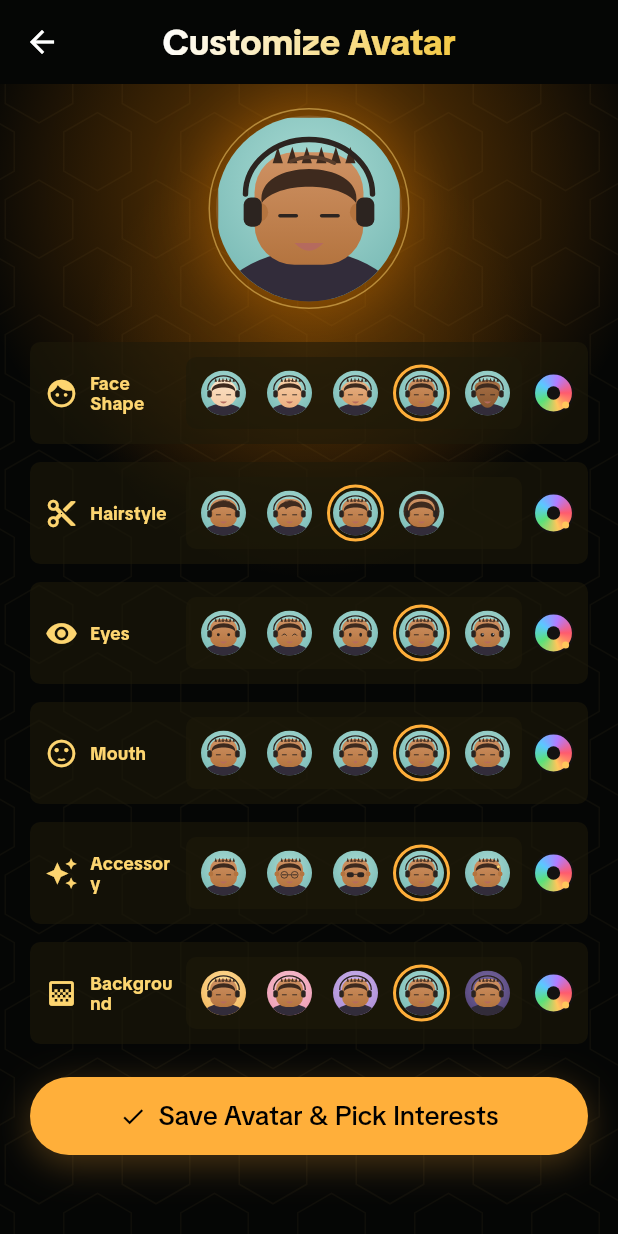
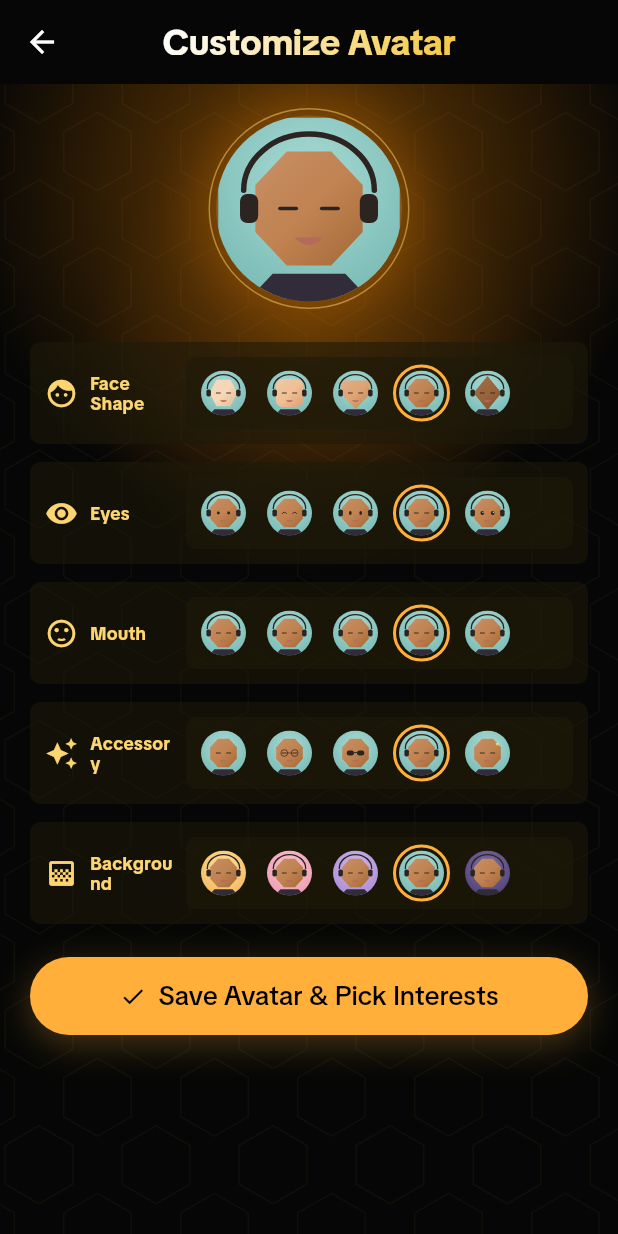
Before and after one commit to GuGuYou/GoogleConnectTheWorld, a Flutter app: the AvatarSetupPage screen opened by its route, after a tap on "Sky-style Avatar Builder", on a phone screen of 412 x 824 dp. Run offline on Flutter 3.47's test engine with Material 3 defaults, Android fonts, the phone set to English and light mode, and no system bars; our stand-ins replace flutter_animate, flutter_riverpod, geolocator, go_router, google_maps_flutter, image_picker and 1 more; missing offline and left inert: dart:js_interop, pointer_interceptor; accounts and stored records are empty.

Commit message:
Geometric minimal avatar; drop hairstyle + per-row colour wheel
- MinimalAvatarPainter: geometric polygon faces (hexagon, rounded
  square, shield, octagon, diamond) with soft directional facet shading
  for a Monument-Valley feel; hair drawing removed
- Avatar customize: drop the Hairstyle row and the rainbow colour wheel;
  five rows remain (Face Shape, Eyes, Mouth, Accessory, Background)
- Remove now-unused setHair from the draft notifier

Co-Authored-By: Claude Fable 5 <noreply@anthropic.com>

```diff
--- a/lib/core/providers/avatar_provider.dart
+++ b/lib/core/providers/avatar_provider.dart
@@ -20,10 +20,6 @@ class AvatarDraftNotifier extends Notifier<VirtualAvatar> {
 
   void setFace(int index) {
     state = state.copyWith(faceIndex: index, source: AvatarSource.local);
-  }
-
-  void setHair(int index) {
-    state = state.copyWith(hairIndex: index, source: AvatarSource.local);
   }
 
   void setEyes(int index) {
--- a/lib/features/avatar/avatar_customize_page.dart
+++ b/lib/features/avatar/avatar_customize_page.dart
@@ -30,8 +30,6 @@ class AvatarCustomizePage extends ConsumerWidget {
     final rows = <_RowCfg>[
       _RowCfg('avatar_face', Icons.face, 5, avatar.faceIndex, n.setFace,
           (i) => avatar.copyWith(faceIndex: i)),
-      _RowCfg('avatar_hair', Icons.content_cut, 4, avatar.hairIndex, n.setHair,
-          (i) => avatar.copyWith(hairIndex: i)),
       _RowCfg('avatar_eyes', Icons.visibility, 5, avatar.eyeIndex, n.setEyes,
           (i) => avatar.copyWith(eyeIndex: i)),
       _RowCfg('avatar_mouth', Icons.sentiment_satisfied, 5, avatar.mouthIndex,
@@ -158,13 +156,6 @@ class _PartRow extends ConsumerWidget {
               ),
             ),
           ),
-          const SizedBox(width: 8),
-          // Colour wheel — cycles the row to the next option.
-          GestureDetector(
-            onTap: () => cfg.onSelect((cfg.value + 1) % cfg.count),
-            child: CustomPaint(
-                size: const Size(26, 26), painter: _ColorWheelPainter()),
-          ),
         ],
       ),
     );
@@ -205,40 +196,3 @@ class _OptionAvatar extends StatelessWidget {
     );
   }
 }
-
-/// Small rainbow colour wheel (matches the Figma per-row swatch).
-class _ColorWheelPainter extends CustomPainter {
-  @override
-  void paint(Canvas canvas, Size size) {
-    final c = Offset(size.width / 2, size.height / 2);
-    final r = size.width / 2;
-    canvas.drawCircle(
-      c,
-      r,
-      Paint()
-        ..shader = const SweepGradient(colors: [
-          Color(0xFFFF5B6E),
-          Color(0xFFFFC65B),
-          Color(0xFF5BE07A),
-          Color(0xFF5BC8FF),
-          Color(0xFFB37BFF),
-          Color(0xFFFF5B6E),
-        ]).createShader(Rect.fromCircle(center: c, radius: r)),
-    );
-    canvas.drawCircle(c, r * 0.34, Paint()..color = const Color(0xFF141212));
-    canvas.drawCircle(
-      c,
-      r,
-      Paint()
-        ..style = PaintingStyle.stroke
-        ..strokeWidth = 1.4
-        ..color = const Color(0xFF141212),
-    );
-    // little handle dot (Figma detail)
-    canvas.drawCircle(Offset(c.dx + r * 0.62, c.dy + r * 0.62), r * 0.18,
-        Paint()..color = const Color(0xFFFFC65B));
-  }
-
-  @override
-  bool shouldRepaint(covariant CustomPainter oldDelegate) => false;
-}
--- a/lib/features/avatar/widgets/minimal_avatar.dart
+++ b/lib/features/avatar/widgets/minimal_avatar.dart
@@ -5,16 +5,15 @@ import 'package:flutter/material.dart';
 import '../../../shared/models/virtual_avatar.dart';
 
 /// Minimalist, Monument-Valley-inspired procedural avatar: flat geometric
-/// shapes, soft gradients, warm palette. Fully composed from the avatar's
-/// part indices, so every customization choice is reflected live.
+/// faces, soft gradients, warm palette. Composed from the avatar's part
+/// indices so every customization choice is reflected live.
 ///
-/// Option counts (indices are taken modulo these): face 5, hair 4, eyes 5,
-/// mouth 5, accessory 5, background 5.
+/// Option counts (indices taken modulo these): face 5, eyes 5, mouth 5,
+/// accessory 5, background 5. (Hairstyle was removed.)
 class MinimalAvatarPainter extends CustomPainter {
   final VirtualAvatar avatar;
 
-  /// When false, the background gradient is skipped (transparent) — used for
-  /// compositing over an existing backdrop.
+  /// When false the background gradient is skipped (for compositing).
   final bool drawBackground;
 
   const MinimalAvatarPainter(this.avatar, {this.drawBackground = true});
@@ -36,13 +35,10 @@ class MinimalAvatarPainter extends CustomPainter {
     [Color(0xFFA97247), Color(0xFF8A5730)], // deep
   ];
 
-  static const _hairColor = Color(0xFF3E2A1E);
-  static const _hairHi = Color(0xFF5A3E2C);
   static const _ink = Color(0xFF2C2420);
   static const _garment = Color(0xFF322C3A);
 
   int get _face => avatar.faceIndex % _skins.length;
-  int get _hair => avatar.hairIndex % 4;
   int get _eyes => avatar.eyeIndex % 5;
   int get _mouth => avatar.mouthIndex % 5;
   int get _acc => avatar.accessoryIndex % 5;
@@ -54,7 +50,6 @@ class MinimalAvatarPainter extends CustomPainter {
     Offset p(double x, double y) => Offset(x * s, y * s);
     double u(double v) => v * s;
 
-    // Background
     if (drawBackground) {
       final bg = backgrounds[_bg];
       canvas.drawRect(
@@ -68,168 +63,99 @@ class MinimalAvatarPainter extends CustomPainter {
       );
     }
 
-    // Shoulders / collar (simple portrait base)
+    // Shoulders / collar (geometric base)
     canvas.drawPath(
       Path()
-        ..addOval(Rect.fromCenter(
-            center: p(0.5, 1.18), width: u(1.15), height: u(0.9))),
+        ..moveTo(u(0.12), u(1.05))
+        ..lineTo(u(0.3), u(0.86))
+        ..lineTo(u(0.7), u(0.86))
+        ..lineTo(u(0.88), u(1.05))
+        ..close(),
       Paint()..color = _garment,
     );
 
-    // Hair volume behind the head (bob), then head, then front hair.
-    if (_hair == 3) {
-      canvas.drawPath(
-        Path()
-          ..addOval(Rect.fromCenter(
-              center: p(0.5, 0.46), width: u(0.8), height: u(0.76))),
-        Paint()..color = _hairColor,
-      );
-    }
     _drawHead(canvas, s, p, u);
-    _drawHair(canvas, s, p, u);
     _drawEyes(canvas, s, p, u);
     _drawMouth(canvas, s, p, u);
     _drawAccessory(canvas, s, p, u);
   }
 
-  // ── head ──────────────────────────────────────────────────────────────
+  // ── head (geometric) ────────────────────────────────────────────────────
   void _drawHead(Canvas canvas, double s, Offset Function(double, double) p,
       double Function(double) u) {
     final skin = _skins[_face];
-    final center = p(0.5, 0.5);
-    // shape by face index
-    late final Path path;
-    switch (_face) {
-      case 1: // oval tall
-        path = Path()
-          ..addOval(Rect.fromCenter(
-              center: center, width: u(0.56), height: u(0.66)));
-        break;
-      case 2: // oval wide
-        path = Path()
-          ..addOval(Rect.fromCenter(
-              center: center, width: u(0.66), height: u(0.56)));
-        break;
-      case 3: // squircle
-        path = Path()
-          ..addRRect(RRect.fromRectAndRadius(
-              Rect.fromCenter(center: center, width: u(0.6), height: u(0.62)),
-              Radius.circular(u(0.22))));
-        break;
-      case 4: // tapered chin
-        path = _taperedFace(center, u(0.62), u(0.66));
-        break;
-      default: // round
-        path = Path()
-          ..addOval(Rect.fromCenter(
-              center: center, width: u(0.6), height: u(0.6)));
-    }
+    final c = p(0.5, 0.5);
+    final path = _headPath(c, u);
 
     canvas.drawPath(
       path,
       Paint()
         ..shader = LinearGradient(
-          begin: Alignment.topCenter,
-          end: Alignment.bottomCenter,
+          begin: Alignment.topLeft,
+          end: Alignment.bottomRight,
           colors: [skin[0], skin[1]],
         ).createShader(path.getBounds()),
     );
-    // ears
-    final earPaint = Paint()..color = skin[1];
-    canvas.drawCircle(p(0.22, 0.52), u(0.055), earPaint);
-    canvas.drawCircle(p(0.78, 0.52), u(0.055), earPaint);
+    // Soft directional facet shading (lit from upper-left) for MV volume.
+    canvas.save();
+    canvas.clipPath(path);
+    canvas.drawRect(
+      Offset.zero & Size(s, s),
+      Paint()
+        ..shader = LinearGradient(
+          begin: Alignment.topLeft,
+          end: Alignment.bottomRight,
+          colors: [
+            Colors.white.withValues(alpha: 0.12),
+            Colors.transparent,
+            Colors.black.withValues(alpha: 0.14),
+          ],
+          stops: const [0.0, 0.5, 1.0],
+        ).createShader(Offset.zero & Size(s, s)),
+    );
+    canvas.restore();
   }
 
-  Path _taperedFace(Offset c, double w, double h) {
-    final hw = w / 2, hh = h / 2;
-    return Path()
-      ..moveTo(c.dx - hw * 0.92, c.dy - hh * 0.35)
-      ..cubicTo(c.dx - hw, c.dy - hh, c.dx + hw, c.dy - hh,
-          c.dx + hw * 0.92, c.dy - hh * 0.35)
-      ..cubicTo(c.dx + hw * 0.8, c.dy + hh * 0.5, c.dx + hw * 0.35,
-          c.dy + hh, c.dx, c.dy + hh)
-      ..cubicTo(c.dx - hw * 0.35, c.dy + hh, c.dx - hw * 0.8,
-          c.dy + hh * 0.5, c.dx - hw * 0.92, c.dy - hh * 0.35)
-      ..close();
+  Path _headPath(Offset c, double Function(double) u) {
+    switch (_face) {
+      case 1: // rounded square
+        return Path()
+          ..addRRect(RRect.fromRectAndRadius(
+              Rect.fromCenter(center: c, width: u(0.6), height: u(0.62)),
+              Radius.circular(u(0.14))));
+      case 2: // shield (flat top, chin point)
+        final w = u(0.62), h = u(0.66);
+        return Path()
+          ..moveTo(c.dx - w * 0.5, c.dy - h * 0.42)
+          ..lineTo(c.dx + w * 0.5, c.dy - h * 0.42)
+          ..lineTo(c.dx + w * 0.5, c.dy + h * 0.05)
+          ..lineTo(c.dx, c.dy + h * 0.55)
+          ..lineTo(c.dx - w * 0.5, c.dy + h * 0.05)
+          ..close();
+      case 3: // octagon
+        return _poly(c, 8, u(0.32), u(0.34), math.pi / 8);
+      case 4: // diamond (soft, tall)
+        return _poly(c, 4, u(0.31), u(0.38), 0);
+      default: // hexagon (flat-top)
+        return _poly(c, 6, u(0.31), u(0.34), 0);
+    }
   }
 
-  // ── hair ──────────────────────────────────────────────────────────────
-  void _drawHair(Canvas canvas, double s, Offset Function(double, double) p,
-      double Function(double) u) {
-    final paint = Paint()..color = _hairColor;
-    final hi = Paint()..color = _hairHi;
-    switch (_hair) {
-      case 1: // side-swept fringe
-        canvas.drawPath(
-          Path()
-            ..moveTo(u(0.24), u(0.44))
-            ..cubicTo(u(0.24), u(0.18), u(0.78), u(0.14), u(0.78), u(0.42))
-            ..cubicTo(u(0.66), u(0.3), u(0.5), u(0.34), u(0.42), u(0.42))
-            ..cubicTo(u(0.4), u(0.34), u(0.32), u(0.34), u(0.24), u(0.44))
-            ..close(),
-          paint,
-        );
-        break;
-      case 2: // short spiky
-        canvas.drawPath(
-          Path()
-            ..moveTo(u(0.24), u(0.47))
-            ..cubicTo(u(0.2), u(0.22), u(0.8), u(0.22), u(0.76), u(0.47))
-            ..cubicTo(u(0.68), u(0.35), u(0.32), u(0.35), u(0.24), u(0.47))
-            ..close(),
-          paint,
-        );
-        for (var i = 0; i < 6; i++) {
-          final x = 0.3 + i * 0.08;
-          canvas.drawPath(
-            Path()
-              ..moveTo(u(x), u(0.25))
-              ..lineTo(u(x + 0.028), u(0.16))
-              ..lineTo(u(x + 0.056), u(0.25))
-              ..close(),
-            paint,
-          );
-        }
-        break;
-      case 3: // rounded bob — front cap over the forehead (volume drawn behind)
-        canvas.drawPath(
-          Path()
-            ..moveTo(u(0.22), u(0.5))
-            ..cubicTo(u(0.18), u(0.16), u(0.82), u(0.16), u(0.78), u(0.5))
-            ..cubicTo(u(0.7), u(0.34), u(0.3), u(0.34), u(0.22), u(0.5))
-            ..close(),
-          paint,
-        );
-        break;
-      default: // 0: smooth cap
-        canvas.drawPath(
-          Path()
-            ..moveTo(u(0.2), u(0.5))
-            ..cubicTo(u(0.16), u(0.14), u(0.84), u(0.14), u(0.8), u(0.5))
-            ..cubicTo(u(0.72), u(0.32), u(0.28), u(0.32), u(0.2), u(0.5))
-            ..close(),
-          paint,
-        );
+  Path _poly(Offset c, int sides, double rx, double ry, double rot) {
+    final path = Path();
+    for (var i = 0; i < sides; i++) {
+      final a = rot + i * 2 * math.pi / sides;
+      final pt = Offset(c.dx + rx * math.cos(a), c.dy + ry * math.sin(a));
+      i == 0 ? path.moveTo(pt.dx, pt.dy) : path.lineTo(pt.dx, pt.dy);
     }
-    // soft highlight strand
-    if (_hair != 3) {
-      canvas.drawPath(
-        Path()
-          ..moveTo(u(0.4), u(0.24))
-          ..quadraticBezierTo(u(0.52), u(0.19), u(0.64), u(0.25)),
-        hi
-          ..style = PaintingStyle.stroke
-          ..strokeWidth = u(0.02)
-          ..strokeCap = StrokeCap.round,
-      );
-    }
+    return path..close();
   }
 
   // ── eyes ──────────────────────────────────────────────────────────────
   void _drawEyes(Canvas canvas, double s, Offset Function(double, double) p,
       double Function(double) u) {
     final ink = Paint()..color = _ink;
-    final lx = 0.385, rx = 0.615, y = 0.54;
+    const lx = 0.385, rx = 0.615, y = 0.5;
     switch (_eyes) {
       case 1: // happy closed ^ ^
         final stroke = Paint()
@@ -287,7 +213,7 @@ class MinimalAvatarPainter extends CustomPainter {
       ..style = PaintingStyle.stroke
       ..strokeWidth = u(0.024)
       ..strokeCap = StrokeCap.round;
-    const y = 0.7;
+    const y = 0.67;
     switch (_mouth) {
       case 1: // neutral line
         canvas.drawLine(p(0.46, y), p(0.54, y), stroke);
@@ -334,27 +260,27 @@ class MinimalAvatarPainter extends CustomPainter {
           ..color = _ink
           ..style = PaintingStyle.stroke
           ..strokeWidth = u(0.016);
-        canvas.drawCircle(p(0.385, 0.54), u(0.075), g);
-        canvas.drawCircle(p(0.615, 0.54), u(0.075), g);
-        canvas.drawLine(p(0.46, 0.54), p(0.54, 0.54), g);
+        canvas.drawCircle(p(0.385, 0.5), u(0.075), g);
+        canvas.drawCircle(p(0.615, 0.5), u(0.075), g);
+        canvas.drawLine(p(0.46, 0.5), p(0.54, 0.5), g);
         break;
       case 2: // sunglasses (filled)
         final g = Paint()..color = _ink;
         canvas.drawRRect(
             RRect.fromRectAndRadius(
                 Rect.fromCenter(
-                    center: p(0.385, 0.54), width: u(0.16), height: u(0.11)),
+                    center: p(0.385, 0.5), width: u(0.16), height: u(0.11)),
                 Radius.circular(u(0.05))),
             g);
         canvas.drawRRect(
             RRect.fromRectAndRadius(
                 Rect.fromCenter(
-                    center: p(0.615, 0.54), width: u(0.16), height: u(0.11)),
+                    center: p(0.615, 0.5), width: u(0.16), height: u(0.11)),
                 Radius.circular(u(0.05))),
             g);
         canvas.drawLine(
-            p(0.465, 0.53),
-            p(0.535, 0.53),
+            p(0.465, 0.49),
+            p(0.535, 0.49),
             Paint()
               ..color = _ink
               ..strokeWidth = u(0.02));
@@ -366,24 +292,24 @@ class MinimalAvatarPainter extends CustomPainter {
           ..strokeWidth = u(0.03)
           ..strokeCap = StrokeCap.round;
         canvas.drawArc(
-            Rect.fromCenter(center: p(0.5, 0.42), width: u(0.7), height: u(0.6)),
+            Rect.fromCenter(center: p(0.5, 0.4), width: u(0.72), height: u(0.62)),
             math.pi, math.pi, false, band);
         final cup = Paint()..color = _ink;
         canvas.drawRRect(
             RRect.fromRectAndRadius(
                 Rect.fromCenter(
-                    center: p(0.19, 0.52), width: u(0.1), height: u(0.16)),
+                    center: p(0.17, 0.5), width: u(0.1), height: u(0.16)),
                 Radius.circular(u(0.04))),
             cup);
         canvas.drawRRect(
             RRect.fromRectAndRadius(
                 Rect.fromCenter(
-                    center: p(0.81, 0.52), width: u(0.1), height: u(0.16)),
+                    center: p(0.83, 0.5), width: u(0.1), height: u(0.16)),
                 Radius.circular(u(0.04))),
             cup);
         break;
       case 4: // gold star mark
-        _drawStar(canvas, p(0.74, 0.36), u(0.05),
+        _drawStar(canvas, p(0.72, 0.3), u(0.05),
             Paint()..color = const Color(0xFFFFD86B));
         break;
       default:
@@ -406,7 +332,6 @@ class MinimalAvatarPainter extends CustomPainter {
   @override
   bool shouldRepaint(covariant MinimalAvatarPainter old) =>
       old.avatar.faceIndex != avatar.faceIndex ||
-      old.avatar.hairIndex != avatar.hairIndex ||
       old.avatar.eyeIndex != avatar.eyeIndex ||
       old.avatar.mouthIndex != avatar.mouthIndex ||
       old.avatar.accessoryIndex != avatar.accessoryIndex ||
```
